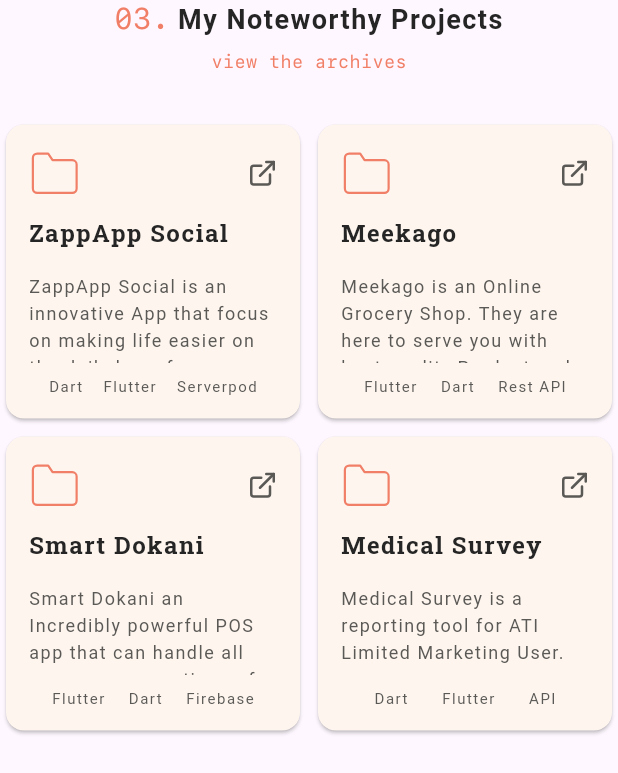
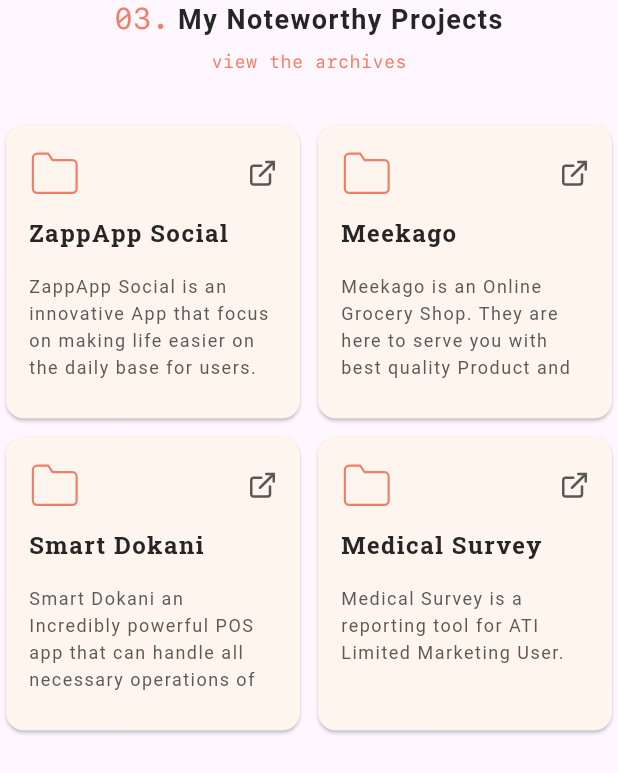
Before and after one commit to soton371/Portfolio-soton, a Flutter app: the WorkMobile widget shown alone on an empty page, opened directly, on a phone screen of 412 x 824 dp. Shown: the top 773 px of the screen. Run offline on Flutter 3.47's test engine with Material 2 defaults, Android fonts, the light colour scheme and no system bars; our stand-ins replace flutter_advanced_drawer, flutter_riverpod, flutter_svg, google_fonts, iconsax, scroll_to_index and 1 more.

Commit message:
work update

```diff
--- a/lib/view/work/workMobile.dart
+++ b/lib/view/work/workMobile.dart
@@ -182,35 +182,6 @@ class _WorkWebState extends ConsumerState<WorkMobile> {
                       ),
                     ),
                   ),
-                  Row(
-                    mainAxisAlignment: MainAxisAlignment.spaceEvenly,
-                    children: [
-                      Text(
-                        AppClass().projectList[index].tech1.toString(),
-                        style: GoogleFonts.roboto(
-                          color: AppColors().textLight,
-                          letterSpacing: 1,
-                          fontSize: 10,
-                        ),
-                      ),
-                      Text(
-                        AppClass().projectList[index].tech2.toString(),
-                        style: GoogleFonts.roboto(
-                          color: AppColors().textLight,
-                          letterSpacing: 1,
-                          fontSize: 10,
-                        ),
-                      ),
-                      Text(
-                        AppClass().projectList[index].tech3.toString(),
-                        style: GoogleFonts.roboto(
-                          color: AppColors().textLight,
-                          letterSpacing: 1,
-                          fontSize: 10,
-                        ),
-                      ),
-                    ],
-                  )
                 ],
               ),
             ),
```
Also changed, not shown: lib/view/work/workTab.dart (+5 -37 lines), lib/view/work/workWeb.dart (+3 -31 lines).
